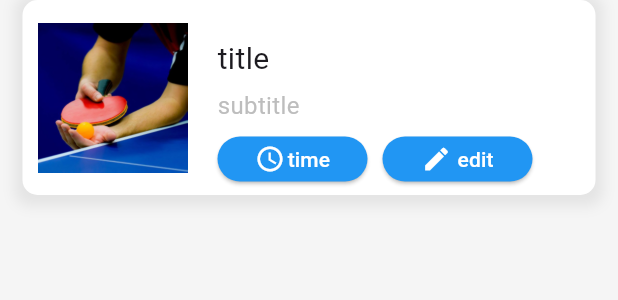
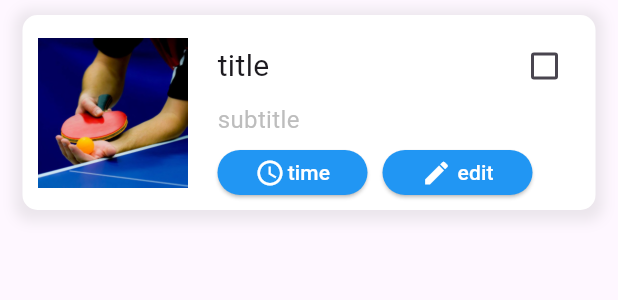
Before and after one commit to oguzdgd/ToDoApp-Flutter-Firebase, a Flutter app: the Task_Widget widget shown alone on an empty page, opened directly, on a phone screen of 412 x 824 dp. Shown: the top 300 px of the screen. Run offline on Flutter 3.47's test engine with Material 3 defaults, Android fonts, the phone set to English and light mode, and no system bars; our stand-ins replace firebase_auth, firebase_core; accounts and stored records are empty; generated files the repository leaves out were written again; network calls fail.

```diff
--- a/todo_app/lib/main.dart
+++ b/todo_app/lib/main.dart
@@ -1,6 +1,8 @@
 import 'package:flutter/material.dart';
 import 'package:todo_app/auth/auth_page.dart';
 import 'package:firebase_core/firebase_core.dart';
+import 'package:todo_app/screen/add_note_screen.dart';
+import 'package:todo_app/screen/home.dart';
 import 'package:todo_app/widgets/task_widget.dart';
 import 'firebase_options.dart';
 
@@ -21,7 +23,7 @@ class MyApp extends StatelessWidget {
   @override
   Widget build(BuildContext context) {
     return MaterialApp(
-      home: Task_Widget(),
+      home: Add_Note_Screen(),
     );
   }
 }
--- a/todo_app/lib/widgets/task_widget.dart
+++ b/todo_app/lib/widgets/task_widget.dart
@@ -8,13 +8,14 @@ class Task_Widget extends StatefulWidget {
 }
 
 class _Task_WidgetState extends State<Task_Widget> {
+  bool isChecked = false;
+
   @override
   Widget build(BuildContext context) {
-    return Scaffold(
-      backgroundColor: Colors.grey.shade100,
-      body: SafeArea(
-        child: Padding(
-          padding: EdgeInsets.symmetric(horizontal: 15),
+    return
+
+      Padding(
+          padding: EdgeInsets.symmetric(horizontal: 15,vertical: 10),
           child: Container(
             width: double.infinity,
             height: 130,
@@ -40,25 +41,31 @@ class _Task_WidgetState extends State<Task_Widget> {
                     width: 20,
                   ),
                   //title andd subtitle
-                  Row(
+                  Expanded(
+                    child: Column(
                       crossAxisAlignment: CrossAxisAlignment.start,
                       children: [
-                      Column(
-                        crossAxisAlignment: CrossAxisAlignment.start,
+                        SizedBox(height: 10),
+                        Row(
+                          mainAxisAlignment: MainAxisAlignment.spaceBetween,
                           children: [
-                          SizedBox(height: 25),
                             Text(
                               'title',
                               style: TextStyle(
                                   fontSize: 20, fontWeight: FontWeight.w400),
                             ),
-                          SizedBox(height: 5),
+                            Checkbox(value: isChecked, onChanged: (value) {
+                              isChecked =! isChecked;
+                            },),
+                          ],
+                        ),
                         Text(
                           'subtitle',
                           style: TextStyle(
                               fontSize: 16, color: Colors.grey.shade400),
                         ),
                         Row(
+                          mainAxisSize: MainAxisSize.min,
                           children: [
                             ElevatedButton(onPressed: () {},
                                 child: Row(
@@ -93,11 +100,8 @@ class _Task_WidgetState extends State<Task_Widget> {
                         )
                       ],
                     ),
-                    ],
                   ),
                 ],
-              ),
-            ),
               ),
             ),
           ),
```
Also changed, not shown: todo_app/lib/screen/add_note_screen.dart (added, +92 -0 lines), todo_app/lib/screen/home.dart (+34 -1 lines). Lines whose indentation alone changed are shown as unchanged.
